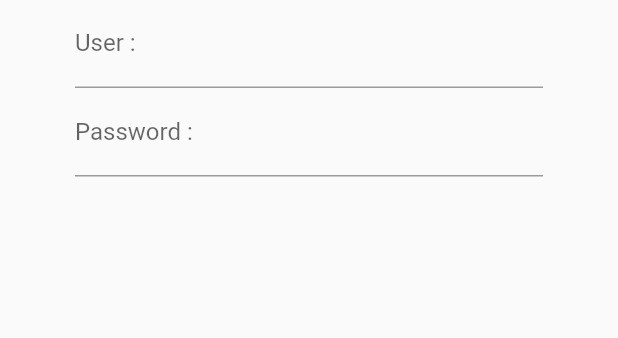
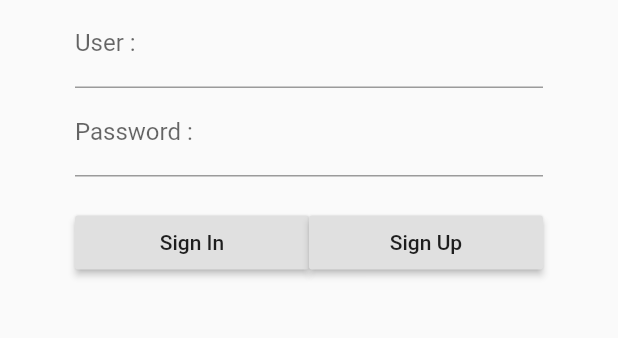
Before and after one commit to kitchottrakarnW/PansFood, a Flutter app: the screen it shows after launch, on a phone screen of 412 x 824 dp, the part 365-703 px from its top. Run offline on Flutter 3.47's test engine with Material 2 defaults, Android fonts, the phone set to English and light mode, and no system bars.

Commit message:
Update (btn)

```diff
--- a/lib/screens/authen.dart
+++ b/lib/screens/authen.dart
@@ -6,6 +6,20 @@ class Authen extends StatefulWidget {
 }
 
 class _AuthenState extends State<Authen> {
+  Widget showSignUp() {
+    return RaisedButton(
+      child: Text('Sign Up'),
+      onPressed: () {},
+    );
+  }
+
+  Widget showSignIn() {
+    return RaisedButton(
+      child: Text('Sign In'),
+      onPressed: () {},
+    );
+  }
+
   Widget showPassword() {
     return TextFormField(
       decoration: InputDecoration(
@@ -52,6 +66,19 @@ class _AuthenState extends State<Authen> {
           Container(
             margin: EdgeInsets.only(left: 50.0, right: 50.0),
             child: showPassword(),
+          ),
+          Container(
+            margin: EdgeInsets.only(left: 50.0, right: 50.0, top: 20.0),
+            child: Row(
+              children: <Widget>[
+                Expanded(
+                  child: showSignIn(),
+                ),
+                Expanded(
+                  child: showSignUp(),
+                )
+              ],
+            ),
           )
         ],
       ),
```
